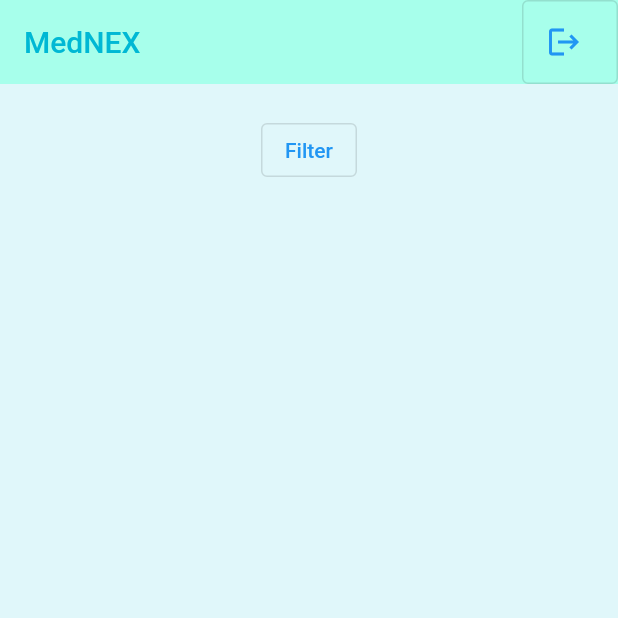
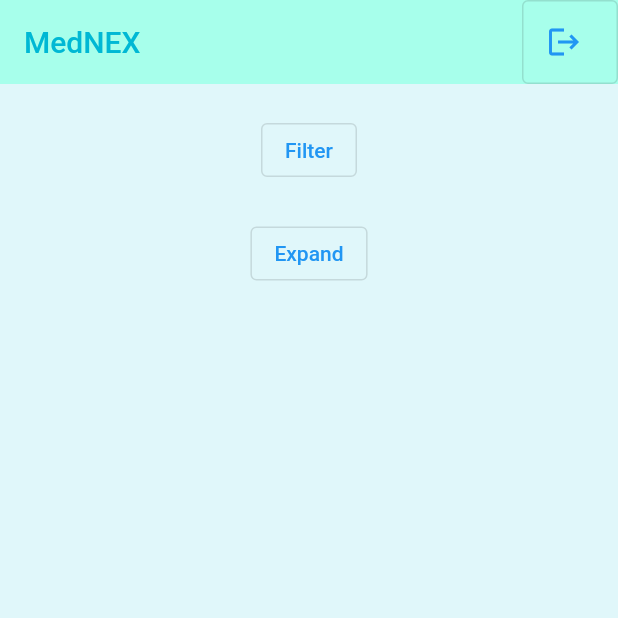
Before and after one commit to DaniRogachev/MedNEX, a Flutter app: the screen it shows once a user with an empty profile is signed in, on a phone screen of 412 x 824 dp, the top half of it. Run offline on Flutter 3.47's test engine with Material 2 defaults, Android fonts, the phone set to English and light mode, and no system bars; our stand-ins replace cloud_firestore, firebase_auth, firebase_core, flutter_rating_bar, multi_select_flutter; missing offline and left inert: dropdown_plus, flutter_stripe; accounts and stored records are empty.

Commit message:
Added many request visible for the user

```diff
--- a/med_nex/lib/Screens/Authenticate/register.dart
+++ b/med_nex/lib/Screens/Authenticate/register.dart
@@ -114,7 +114,7 @@ class _RegisterState extends State<Register> {
                 OutlinedButton(
                   onPressed: () async{
                     if(_formKey.currentState!.validate()){
-                      FirebaseUser? user = await _authService.emailRegister(email, username, password);
+                      FirebaseUser? user = await _authService.patientRegister(email, username, password);
                       if(user==null){
                         print('There is an error');
                       }else{
--- a/med_nex/lib/Screens/Authenticate/sign_in.dart
+++ b/med_nex/lib/Screens/Authenticate/sign_in.dart
@@ -91,7 +91,7 @@ class _SignInState extends State<SignIn> {
               OutlinedButton(
                 onPressed: () async{
                   if(_formKey.currentState!.validate()){
-                    FirebaseUser? user = await _authService.emailSignIn(email, password);
+                    FirebaseUser? user = await _authService.signIn(email, password);
                     if(user==null){
                       print('There is an error');
                     }else{
--- a/med_nex/lib/Screens/Home/doctor_list.dart
+++ b/med_nex/lib/Screens/Home/doctor_list.dart
@@ -7,8 +7,9 @@ import 'package:med_nex/Screens/Home/doctor_field.dart';
 class DoctorList extends StatefulWidget {
   //final String uid;
   final DatabaseUser currUser;
+  final int expandedDoctors;
 
-  const DoctorList({Key? key, required this.filters, required this.currUser}) : super(key: key);
+  const DoctorList({Key? key, required this.filters, required this.currUser, required this.expandedDoctors}) : super(key: key);
 
   final Map? filters;
 
@@ -58,14 +59,13 @@ class _DoctorListState extends State<DoctorList> {
     print("Fitlers empty?");
     print(widget.filters!.isEmpty);
     var currDocCount = 0;
-    var maxDocCount = 20;
     final allUsers = Provider.of<QuerySnapshot?>(context);
     List<DatabaseUser> doctors = [];
     List<DatabaseUser> filteredDoctors = [];
     if(allUsers != null){
       for(var doc in allUsers.docs){
         Map? userData = doc.data() as Map?;
-        if(userData!["isDoctor"] && currDocCount<maxDocCount){
+        if(userData!["isDoctor"] && currDocCount<widget.expandedDoctors + 20){
           print(userData);
           print("up here");
           doctors.add(DatabaseUser(doc.id, userData["username"], userData["isDoctor"], userData["middleName"], userData["surname"], userData["medicalSpecialties"].cast<String>(), userData["titles"].cast<String>(), userData["experience"], userData["city"], userData["docUin"], userData["price"], userData["rating"], userData["rates"], userData["balance"]));
--- a/med_nex/lib/Screens/Home/home.dart
+++ b/med_nex/lib/Screens/Home/home.dart
@@ -5,6 +5,8 @@ import 'package:med_nex/Models/user.dart';
 import 'package:med_nex/Screens/Chat/chats_list.dart';
 import 'package:med_nex/Screens/Home/one_to_many_request.dart';
 import 'package:med_nex/Screens/Home/patient_request.dart';
+import 'package:med_nex/Screens/Home/patient_requests_to_many.dart';
+import 'package:med_nex/Screens/Settings/patient_settings.dart';
 import 'package:med_nex/Services/auth.dart';
 import 'package:med_nex/Services/database.dart';
 import 'package:provider/provider.dart';
@@ -100,8 +102,29 @@ class _HomeState extends State<Home> {
     });
   }
 
+  var expandedDoctors = 0;
+
+  int selectedPatientRequestOption = 0;
+
   @override
   Widget build(BuildContext context) {
+    List<Widget> patientRequestsOptions = <Widget>[
+      StreamProvider<QuerySnapshot?>.value(
+          value: DatabaseService().allRequests,
+          initialData: null,
+          child: SingleChildScrollView(
+              child: PatientRequests(currUser: widget.currUser,)
+          )
+      ),
+      StreamProvider<QuerySnapshot?>.value(
+        value: DatabaseService().allRequestsToMany,
+        initialData: null,
+        child: SingleChildScrollView(
+            child: PatientRequestsToMany(currUser: widget.currUser,)
+        )
+      )
+    ];
+
     List<Widget> options = <Widget>[
       SingleChildScrollView(
         child: Column(
@@ -167,16 +190,40 @@ class _HomeState extends State<Home> {
                 },
                 child: const Text("Filter")),
             const SizedBox(height: 5.0),
-            DoctorList(filters: filterData, currUser: widget.currUser),
+            DoctorList(filters: filterData, currUser: widget.currUser, expandedDoctors: expandedDoctors,),
+            OutlinedButton(
+                onPressed: (){
+                  expandedDoctors += 8;
+                  print(expandedDoctors);
+                },
+                child: const Text('Expand'))
           ],
         ),
       ),
-      StreamProvider<QuerySnapshot?>.value(
-        value: DatabaseService().allRequests,
-        initialData: null,
-        child: SingleChildScrollView(
-            child: PatientRequests(currUser: widget.currUser,)
-          )
+      SingleChildScrollView(
+        child: Column(
+          children: <Widget>[
+            Row(
+              children: <Widget>[
+                OutlinedButton(
+                    onPressed: (){
+                      selectedPatientRequestOption = 0;
+                      print(selectedPatientRequestOption);
+                    },
+                    child: const Text('One Doctor')
+                ),
+                OutlinedButton(
+                  onPressed: (){
+                    selectedPatientRequestOption = 1;
+                    print(selectedPatientRequestOption);
+                  },
+                  child: const Text('Many Doctors')
+                )
+              ],
+            ),
+            patientRequestsOptions[selectedPatientRequestOption],
+          ]
+        )
       ),
       StreamProvider<QuerySnapshot?>.value(
         value: DatabaseService().allChats,
@@ -186,7 +233,7 @@ class _HomeState extends State<Home> {
         )
       ),
       Deposit(currUser: widget.currUser),
-      const Text("Settings")
+      PatientSettings(currUser: widget.currUser),
     ];
 
     return StreamProvider<QuerySnapshot?>.value(
--- a/med_nex/lib/Screens/wrapper.dart
+++ b/med_nex/lib/Screens/wrapper.dart
@@ -21,11 +21,5 @@ class Wrapper extends StatelessWidget {
     else{
       return HomeWrapper(uid: user.uid,);
     }
-
-    // return FutureBuilder(
-    //     builder: (context, snapshot) {
-    //       return Authenticate();
-    //     }
-    // );
   }
 }
--- /dev/null
+++ b/med_nex/lib/Services/payment.dart
@@ -0,0 +1,5 @@
+class PaymentService{
+  Future<void> makePayment() async{
+    final url = Uri.parse('');
+  }
+}
--- a/med_nex/lib/main.dart
+++ b/med_nex/lib/main.dart
@@ -1,4 +1,5 @@
 import 'package:flutter/material.dart';
+import 'package:flutter_stripe/flutter_stripe.dart';
 import 'package:med_nex/Screens/wrapper.dart';
 import 'package:firebase_core/firebase_core.dart';
 import 'package:med_nex/Services/auth.dart';
@@ -8,11 +9,12 @@ import 'package:med_nex/Models/user.dart';
 Future<void> main() async {
   WidgetsFlutterBinding.ensureInitialized();
   await Firebase.initializeApp();
-  runApp(const MyApp());
+  Stripe.publishableKey = 'pk_test_51KajgsJGy4DwuvbqMM4gNCRTYA2uBM5Jcm5d5Bh20sTjjsol5BnMkHvVbN1JtUaarnh4qsZwW0RBNsu8hFvjR3Ua002nq3cDAq';
+  runApp(const MedNex());
 }
 
-class MyApp extends StatelessWidget {
-  const MyApp({Key? key}) : super(key: key);
+class MedNex extends StatelessWidget {
+  const MedNex({Key? key}) : super(key: key);
 
   // This widget is the root of your application.
   @override
--- a/med_nex/pubspec.yaml
+++ b/med_nex/pubspec.yaml
@@ -40,6 +40,8 @@ dependencies:
   dropdown_plus: ^0.0.9
   multi_select_flutter: ^4.0.0
   flutter_rating_bar: ^4.0.0
+  flutter_stripe: ^2.3.0
+  http: ^0.13.4
 
 dev_dependencies:
   flutter_test:
```
Also changed, not shown: med_nex/lib/Screens/Home/patient_request_to_many_field.dart (added, +32 -0 lines), med_nex/lib/Screens/Home/patient_requests_to_many.dart (added, +51 -0 lines), med_nex/lib/Screens/Settings/patient_settings.dart (added, +131 -0 lines), med_nex/lib/Services/auth.dart (+18 -5 lines), med_nex/lib/Services/database.dart (+15 -2 lines), med_nex/firebase.json (added), med_nex/pubspec.lock, 6 other files.
